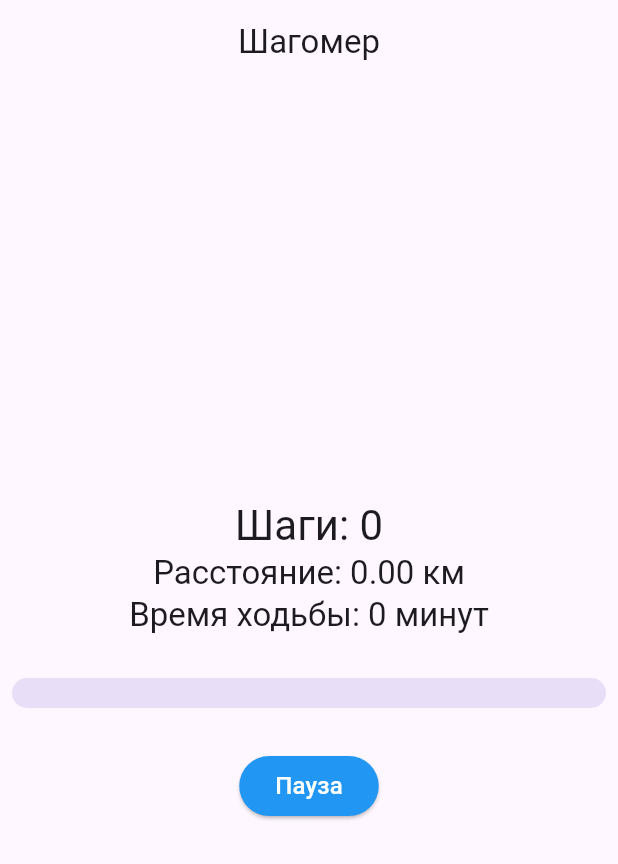
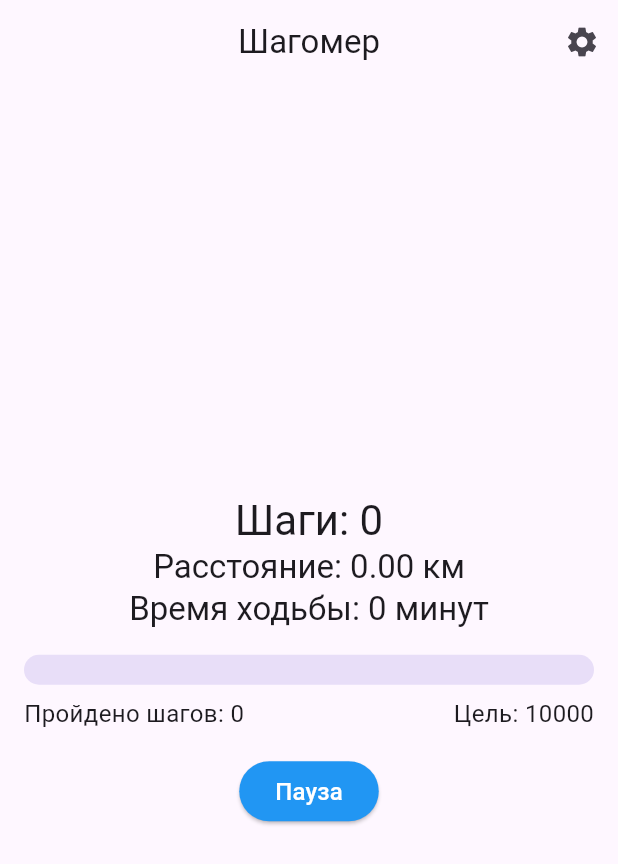
Before and after one commit to ErikBagaev1/step_count, a Flutter app: the screen it shows after launch, on a phone screen of 412 x 824 dp. Shown: the top 864 px of the screen. Run offline on Flutter 3.47's test engine with Material 3 defaults, Android fonts, the phone set to English and light mode, and no system bars; our stand-ins replace pedometer, shared_preferences.

Commit message:
С добавлением цели

```diff
--- a/lib/components/my_progres_bar.dart
+++ b/lib/components/my_progres_bar.dart
@@ -2,17 +2,44 @@ import 'package:flutter/material.dart';
 
 class MyProgresBar extends StatelessWidget {
   final double progress;
+  final int steps;
+  final int goal;
 
-  const MyProgresBar({super.key, required this.progress});
+  const MyProgresBar({
+    super.key,
+    required this.progress,
+    required this.steps,
+    required this.goal,
+  });
 
   @override
   Widget build(BuildContext context) {
     return Padding(
       padding: const EdgeInsets.all(8.0),
-      child: LinearProgressIndicator(
-        borderRadius: BorderRadius.circular(10),
-        minHeight: 20,
-        value: progress,
+      child: Column(
+        children: [
+          LinearProgressIndicator(
+            borderRadius: BorderRadius.circular(10),
+            minHeight: 20,
+            value: progress,
+          ),
+          const SizedBox(
+              height:
+                  8), // Добавляем небольшое пространство между индикатором и информацией
+          Row(
+            mainAxisAlignment: MainAxisAlignment.spaceBetween,
+            children: [
+              Text(
+                'Пройдено шагов: $steps',
+                style: const TextStyle(fontSize: 16),
+              ),
+              Text(
+                'Цель: $goal',
+                style: const TextStyle(fontSize: 16),
+              ),
+            ],
+          ),
+        ],
       ),
     );
   }
--- a/lib/pages/home_page.dart
+++ b/lib/pages/home_page.dart
@@ -7,40 +7,49 @@ import '../components/my_step_counter.dart';
 import '../providers/step_provider.dart';
 
 class HomeScreen extends StatelessWidget {
-  const HomeScreen({super.key});
+  const HomeScreen({
+    super.key,
+  });
 
   @override
   Widget build(BuildContext context) {
     return Scaffold(
       appBar: AppBar(
+        title: const Text('Шагомер'),
         centerTitle: true,
-        title: const Text('Шагомер'),
+        actions: [
+          IconButton(
+            onPressed: () =>
+                _showGoalDialog(context, context.read<StepProvider>()),
+            icon: const Icon(Icons.settings),
+          ),
+        ],
       ),
       body: Consumer<StepProvider>(
         builder: (context, stepProvider, child) {
-          final stepModel = stepProvider.stepModel;
+          final stepData = stepProvider.stepModel;
           return Center(
             child: Column(
               mainAxisAlignment: MainAxisAlignment.center,
               children: <Widget>[
                 MyStepCounter(
-                  steps: stepModel.steps,
-                  distance: stepModel.distance,
-                  walkingTime: stepModel.walkingTime,
+                  steps: stepData.steps,
+                  distance: stepData.distance,
+                  walkingTime: stepData.walkingTime,
                 ),
-                const SizedBox(
-                  height: 20,
+                Padding(
+                  padding: const EdgeInsets.all(8.0),
+                  child: MyProgresBar(
+                    progress: stepData.steps / stepData.goal,
+                    steps: stepData.steps,
+                    goal: stepData.goal,
+                  ),
                 ),
-                MyProgresBar(
-                  progress: stepModel.steps / stepModel.goal,
-                ),
-                const SizedBox(
-                  height: 20,
-                ),
-                MyPauseButton(
-                  isPaused: stepModel.isPaused,
-                  onPressed: stepProvider.togglePause,
-                ),
+                if (stepData.goal > 0)
+                  MyPauseButton(
+                    isPaused: stepData.isPaused,
+                    onPressed: stepProvider.togglePause,
+                  ),
               ],
             ),
           );
@@ -48,4 +57,40 @@ class HomeScreen extends StatelessWidget {
       ),
     );
   }
+
+
+  void _showGoalDialog(BuildContext context, StepProvider stepProvider) {
+    final TextEditingController goalController = TextEditingController();
+    showDialog(
+      context: context,
+      builder: (context) {
+        return AlertDialog(
+          title: const Text('Установить цель шагов'),
+          content: TextField(
+            controller: goalController,
+            keyboardType: TextInputType.number,
+            decoration: const InputDecoration(labelText: 'Цель'),
+          ),
+          actions: [
+            ElevatedButton(
+              onPressed: () {
+                final int? goal = int.tryParse(goalController.text);
+                if (goal != null && goal > 0) {
+                  stepProvider.setGoal(goal);
+                  Navigator.pop(context);
+                } else {
+
+                  ScaffoldMessenger.of(context).showSnackBar(const SnackBar(
+                    content:
+                        Text('Пожалуйста, введите корректное значение цели.'),
+                  ));
+                }
+              },
+              child: const Text('Подтвердить'),
+            ),
+          ],
+        );
+      },
+    );
+  }
 }
```
